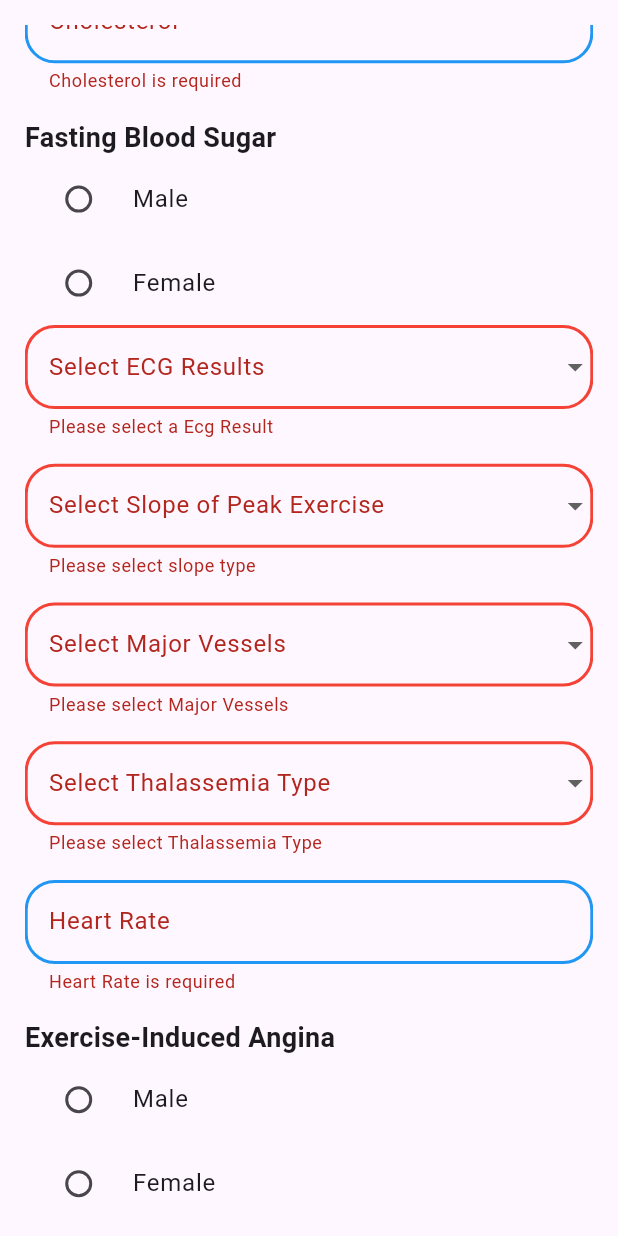
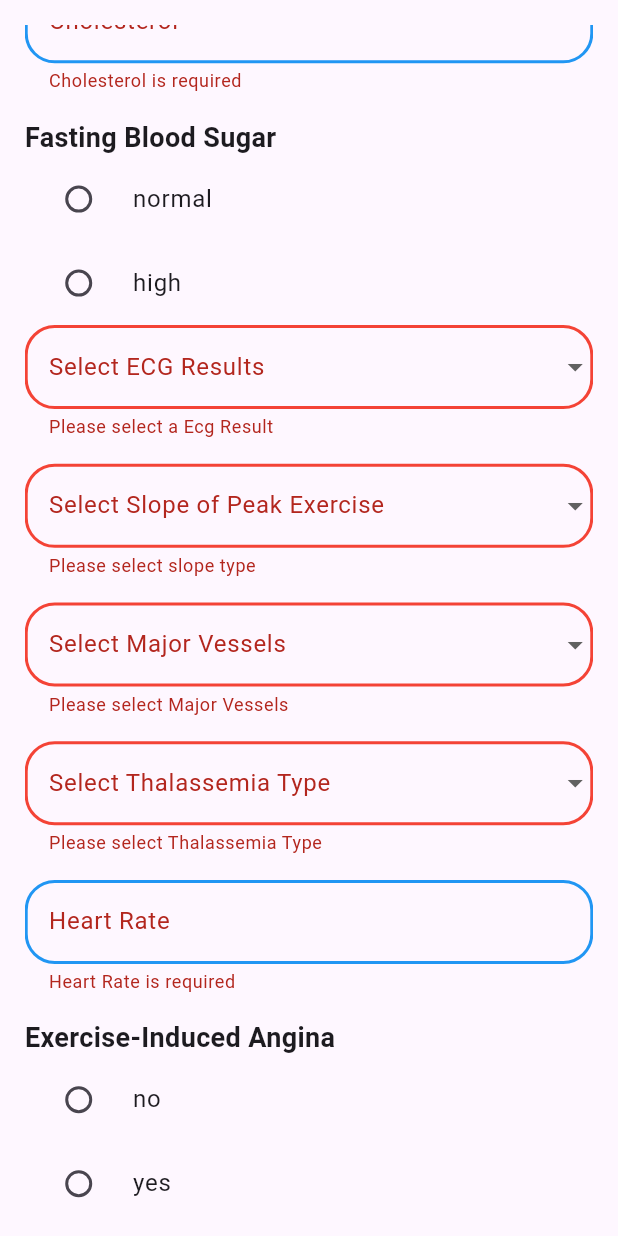
Before and after one commit to Muhammad-Hassan-Developer/HeartPredict, a Flutter app: the FormScreen screen opened directly, scrolled down 706 dp, after a tap on "Predict", on a phone screen of 412 x 824 dp. Run offline on Flutter 3.47's test engine with Material 3 defaults, Android fonts, the phone set to English and light mode, and no system bars.

Commit message:
prediction output result testing done with form submission by post api ,but remaining form validation and form ui optimization

```diff
--- a/lib/views/form_screen.dart
+++ b/lib/views/form_screen.dart
@@ -1,8 +1,10 @@
 import 'package:flutter/material.dart';
-import 'package:heart_prediction/views/patient_records_screen.dart';
+import 'package:heart_prediction/views/prediction_screen.dart';
 import 'package:heart_prediction/views/ui_helper/color.dart';
 import 'package:heart_prediction/views/ui_helper/common_button.dart';
 import 'package:heart_prediction/views/ui_helper/common_textFormField.dart';
+
+import '../apis/basic/all_apis/all_apis.dart';
 
 class FormScreen extends StatefulWidget {
   const FormScreen({super.key});
@@ -27,31 +29,22 @@ class _FormScreenState extends State<FormScreen> {
   String? selectedGender; // No default selected
   int? selectedGenderValue; // to store mapped value (1 or 0)
   // map for gender
-  Map<String, int> genderMap = {
-    'Male': 1,
-    'Female': 0,
-  };
+  Map<String, int> genderMap = {'Male': 1, 'Female': 0};
   // fasting sugar
   List<String> fastingSugarList = ['normal', 'high'];
-  String? selectedFastingSugar ;
+  String? selectedFastingSugar;
   int? selectedFastingSugarValue;
-  Map<String, int> fastingSugarMap = {
-    'normal': 0,
-    'high': 1,
-  };
+  Map<String, int> fastingSugarMap = {'normal': 0, 'high': 1};
   // exercise-induced angina
   List<String> anginaList = ['no', 'yes'];
-  String? selectedAngina ;
-  int? selectedAnginaValue ;
-  Map<String, int> anginaMap = {
-    'No': 0,
-    'Yes':1,
-  };
+  String? selectedAngina;
+  int? selectedAnginaValue;
+  Map<String, int> anginaMap = {'No': 0, 'Yes': 1};
 
   // lists for the dropdown menu
   // chest pain
-  String? selectedChestPain;         // For storing dropdown label
-  int? selectedChestPainValue;       // For storing mapped int value
+  String? selectedChestPain; // For storing dropdown label
+  int? selectedChestPainValue; // For storing mapped int value
   // map for chest pain
   Map<String, int> chestPainMap = {
     "Typical Angina": 0,
@@ -60,7 +53,7 @@ class _FormScreenState extends State<FormScreen> {
     "Asymptomatic": 3,
   };
   // Ecg Results
-  String? selectedEcgResults ;
+  String? selectedEcgResults;
   int? selectedEcgResultValue;
   Map<String, int> ecgResultsMap = {
     'Normal': 0,
@@ -94,8 +87,6 @@ class _FormScreenState extends State<FormScreen> {
     'Reversible defect': 3,
   };
 
-
-
   @override
   Widget build(BuildContext context) {
     double screenWidth = MediaQuery.of(context).size.width;
@@ -118,7 +109,7 @@ class _FormScreenState extends State<FormScreen> {
                   //From Submission Container
                   Container(
                     height: screenHeight * 0.08,
-                    width: screenWidth*0.80,
+                    width: screenWidth * 0.80,
                     decoration: BoxDecoration(
                       borderRadius: BorderRadius.circular(10),
                       color: AppColors.lightGreen,
@@ -173,7 +164,9 @@ class _FormScreenState extends State<FormScreen> {
                           validation: (value) {
                             if (value == null || value.isEmpty) {
                               return 'CNIC is required';
-                            } else if (!RegExp(r'^\d{5}-\d{7}-\d{1}$').hasMatch(value)) {
+                            } else if (!RegExp(
+                              r'^\d{5}-\d{7}-\d{1}$',
+                            ).hasMatch(value)) {
                               return 'Enter CNIC in format: #####-#######-#';
                             }
                             return null;
@@ -199,11 +192,12 @@ class _FormScreenState extends State<FormScreen> {
                                 onChanged: (value) {
                                   setState(() {
                                     selectedGender = value;
-                                  selectedGenderValue = genderMap[value!]; // 🎯 mapped int value
+                                    selectedGenderValue =
+                                        genderMap[value!]; // 🎯 mapped int value
                                   });
                                 },
                               );
-                          }).toList(),
+                            }),
                           ],
                         ),
 
@@ -213,20 +207,30 @@ class _FormScreenState extends State<FormScreen> {
                           decoration: InputDecoration(
                             labelText: "Select Chest Pain",
                             enabledBorder: OutlineInputBorder(
-                            borderSide: BorderSide(color: AppColors.lightGreen, width: 2),
+                              borderSide: BorderSide(
+                                color: AppColors.lightGreen,
+                                width: 2,
+                              ),
                               borderRadius: BorderRadius.circular(20),
                             ),
                             focusedBorder: OutlineInputBorder(
-                            borderSide: BorderSide(color: AppColors.lightGreen, width: 2),
+                              borderSide: BorderSide(
+                                color: AppColors.lightGreen,
+                                width: 2,
+                              ),
                               borderRadius: BorderRadius.circular(20),
                             ),
                             errorBorder: OutlineInputBorder(
-                            borderSide: BorderSide(color: Colors.red, width: 2),
+                              borderSide: BorderSide(
+                                color: Colors.red,
+                                width: 2,
+                              ),
                               borderRadius: BorderRadius.circular(20),
                             ),
                           ),
                           value: selectedChestPain,
-                        items: chestPainMap.keys.map((String chestPainType) {
+                          items:
+                              chestPainMap.keys.map((String chestPainType) {
                                 return DropdownMenuItem<String>(
                                   value: chestPainType,
                                   child: Text(chestPainType),
@@ -235,7 +239,8 @@ class _FormScreenState extends State<FormScreen> {
                           onChanged: (String? newValue) {
                             setState(() {
                               selectedChestPain = newValue; // 💾 Save label
-                            selectedChestPainValue = chestPainMap[newValue]; // 💾 Save mapped value
+                              selectedChestPainValue =
+                                  chestPainMap[newValue]; // 💾 Save mapped value
                             });
                           },
                           validator: (value) {
@@ -302,19 +307,20 @@ class _FormScreenState extends State<FormScreen> {
                                 fontWeight: FontWeight.bold,
                               ),
                             ),
-                            ...gendersList.map((fastingSugarList) {
+                            ...fastingSugarList.map((fastingSugar) {
                               return RadioListTile<String>(
-                                title: Text(fastingSugarList),
-                                value: fastingSugarList,
+                                title: Text(fastingSugar),
+                                value: fastingSugar,
                                 groupValue: selectedFastingSugar,
                                 onChanged: (value) {
                                   setState(() {
                                     selectedFastingSugar = value;
-                                    selectedFastingSugarValue = fastingSugarMap[value!]; // 🎯 mapped int value
+                                    selectedFastingSugarValue =
+                                        fastingSugarMap[value!]; // 🎯 mapped int value
                                   });
                                 },
                               );
-                            }).toList(),
+                            }),
                           ],
                         ),
                         //ECG Results
@@ -322,20 +328,30 @@ class _FormScreenState extends State<FormScreen> {
                           decoration: InputDecoration(
                             labelText: "Select ECG Results",
                             enabledBorder: OutlineInputBorder(
-                              borderSide: BorderSide(color: AppColors.lightGreen, width: 2),
+                              borderSide: BorderSide(
+                                color: AppColors.lightGreen,
+                                width: 2,
+                              ),
                               borderRadius: BorderRadius.circular(20),
                             ),
                             focusedBorder: OutlineInputBorder(
-                              borderSide: BorderSide(color: AppColors.lightGreen, width: 2),
+                              borderSide: BorderSide(
+                                color: AppColors.lightGreen,
+                                width: 2,
+                              ),
                               borderRadius: BorderRadius.circular(20),
                             ),
                             errorBorder: OutlineInputBorder(
-                              borderSide: BorderSide(color: Colors.red, width: 2),
+                              borderSide: BorderSide(
+                                color: Colors.red,
+                                width: 2,
+                              ),
                               borderRadius: BorderRadius.circular(20),
                             ),
                           ),
                           value: selectedEcgResults,
-                          items: ecgResultsMap.keys.map((String ecgResult) {
+                          items:
+                              ecgResultsMap.keys.map((String ecgResult) {
                                 return DropdownMenuItem<String>(
                                   value: ecgResult,
                                   child: Text(ecgResult),
@@ -343,8 +359,9 @@ class _FormScreenState extends State<FormScreen> {
                               }).toList(),
                           onChanged: (String? newValue) {
                             setState(() {
-                              selectedChestPain = newValue; // 💾 Save label
-                              selectedChestPainValue = ecgResultsMap[newValue]; // 💾 Save mapped value
+                              selectedEcgResults = newValue; // 💾 Save label
+                              selectedEcgResultValue =
+                                  ecgResultsMap[newValue]; // 💾 Save mapped value
                             });
                           },
                           validator: (value) {
@@ -360,20 +377,30 @@ class _FormScreenState extends State<FormScreen> {
                           decoration: InputDecoration(
                             labelText: "Select Slope of Peak Exercise",
                             enabledBorder: OutlineInputBorder(
-                              borderSide: BorderSide(color: AppColors.lightGreen, width: 2),
+                              borderSide: BorderSide(
+                                color: AppColors.lightGreen,
+                                width: 2,
+                              ),
                               borderRadius: BorderRadius.circular(20),
                             ),
                             focusedBorder: OutlineInputBorder(
-                              borderSide: BorderSide(color: AppColors.lightGreen, width: 2),
+                              borderSide: BorderSide(
+                                color: AppColors.lightGreen,
+                                width: 2,
+                              ),
                               borderRadius: BorderRadius.circular(20),
                             ),
                             errorBorder: OutlineInputBorder(
-                              borderSide: BorderSide(color: Colors.red, width: 2),
+                              borderSide: BorderSide(
+                                color: Colors.red,
+                                width: 2,
+                              ),
                               borderRadius: BorderRadius.circular(20),
                             ),
                           ),
                           value: selectedSlopOfPeakExercise,
-                          items: slopOfPeakExerciseMap.keys.map((String slop) {
+                          items:
+                              slopOfPeakExerciseMap.keys.map((String slop) {
                                 return DropdownMenuItem<String>(
                                   value: slop,
                                   child: Text(slop),
@@ -381,8 +408,10 @@ class _FormScreenState extends State<FormScreen> {
                               }).toList(),
                           onChanged: (String? newValue) {
                             setState(() {
-                              selectedSlopOfPeakExercise = newValue; // 💾 Save label
-                              selectedSlopOfPeakExerciseValue = slopOfPeakExerciseMap[newValue]; // 💾 Save mapped value
+                              selectedSlopOfPeakExercise =
+                                  newValue; // 💾 Save label
+                              selectedSlopOfPeakExerciseValue =
+                                  slopOfPeakExerciseMap[newValue]; // 💾 Save mapped value
                             });
                           },
                           validator: (value) {
@@ -399,20 +428,32 @@ class _FormScreenState extends State<FormScreen> {
                           decoration: InputDecoration(
                             labelText: "Select Major Vessels",
                             enabledBorder: OutlineInputBorder(
-                              borderSide: BorderSide(color: AppColors.lightGreen, width: 2),
+                              borderSide: BorderSide(
+                                color: AppColors.lightGreen,
+                                width: 2,
+                              ),
                               borderRadius: BorderRadius.circular(20),
                             ),
                             focusedBorder: OutlineInputBorder(
-                              borderSide: BorderSide(color: AppColors.lightGreen, width: 2),
+                              borderSide: BorderSide(
+                                color: AppColors.lightGreen,
+                                width: 2,
+                              ),
                               borderRadius: BorderRadius.circular(20),
                             ),
                             errorBorder: OutlineInputBorder(
-                              borderSide: BorderSide(color: Colors.red, width: 2),
+                              borderSide: BorderSide(
+                                color: Colors.red,
+                                width: 2,
+                              ),
                               borderRadius: BorderRadius.circular(20),
                             ),
                           ),
                           value: selectedMajorLargeVessels,
-                          items: majorLargeVesselsMap.keys.map((String majorVessels) {
+                          items:
+                              majorLargeVesselsMap.keys.map((
+                                String majorVessels,
+                              ) {
                                 return DropdownMenuItem<String>(
                                   value: majorVessels,
                                   child: Text(majorVessels),
@@ -420,8 +461,10 @@ class _FormScreenState extends State<FormScreen> {
                               }).toList(),
                           onChanged: (String? newValue) {
                             setState(() {
-                              selectedMajorLargeVessels = newValue; // 💾 Save label
-                              selectedMajorLargeVesselsValue = majorLargeVesselsMap[newValue]; // 💾 Save mapped value
+                              selectedMajorLargeVessels =
+                                  newValue; // 💾 Save label
+                              selectedMajorLargeVesselsValue =
+                                  majorLargeVesselsMap[newValue]; // 💾 Save mapped value
                             });
                           },
                           validator: (value) {
@@ -438,20 +481,30 @@ class _FormScreenState extends State<FormScreen> {
                           decoration: InputDecoration(
                             labelText: "Select Thalassemia Type",
                             enabledBorder: OutlineInputBorder(
-                              borderSide: BorderSide(color: AppColors.lightGreen, width: 2),
+                              borderSide: BorderSide(
+                                color: AppColors.lightGreen,
+                                width: 2,
+                              ),
                               borderRadius: BorderRadius.circular(20),
                             ),
                             focusedBorder: OutlineInputBorder(
-                              borderSide: BorderSide(color: AppColors.lightGreen, width: 2),
+                              borderSide: BorderSide(
+                                color: AppColors.lightGreen,
+                                width: 2,
+                              ),
                               borderRadius: BorderRadius.circular(20),
                             ),
                             errorBorder: OutlineInputBorder(
-                              borderSide: BorderSide(color: Colors.red, width: 2),
+                              borderSide: BorderSide(
+                                color: Colors.red,
+                                width: 2,
+                              ),
                               borderRadius: BorderRadius.circular(20),
                             ),
                           ),
                           value: selectedThalassemiaType,
-                          items: thalassemiaTypeMap.keys.map((String thalassemia) {
+                          items:
+                              thalassemiaTypeMap.keys.map((String thalassemia) {
                                 return DropdownMenuItem<String>(
                                   value: thalassemia,
                                   child: Text(thalassemia),
@@ -459,8 +512,10 @@ class _FormScreenState extends State<FormScreen> {
                               }).toList(),
                           onChanged: (String? newValue) {
                             setState(() {
-                              selectedThalassemiaType = newValue; // 💾 Save label
-                              selectedThalassemiaTypeValue = thalassemiaTypeMap[newValue]; // 💾 Save mapped value
+                              selectedThalassemiaType =
+                                  newValue; // 💾 Save label
+                              selectedThalassemiaTypeValue =
+                                  thalassemiaTypeMap[newValue]; // 💾 Save mapped value
                             });
                           },
                           validator: (value) {
@@ -505,7 +560,7 @@ class _FormScreenState extends State<FormScreen> {
                                 fontWeight: FontWeight.bold,
                               ),
                             ),
-                            ...gendersList.map((angina) {
+                            ...anginaList.map((angina) {
                               return RadioListTile<String>(
                                 title: Text(angina),
                                 value: angina,
@@ -513,11 +568,12 @@ class _FormScreenState extends State<FormScreen> {
                                 onChanged: (value) {
                                   setState(() {
                                     selectedAngina = value;
-                                    selectedAnginaValue = anginaMap[value!]; // 🎯 mapped int value
+                                    selectedAnginaValue =
+                                        anginaMap[value!]; // 🎯 mapped int value
                                   });
                                 },
                               );
-                            }).toList(),
+                            }),
                           ],
                         ),
                         SizedBox(height: screenHeight * 0.02),
@@ -548,34 +604,65 @@ class _FormScreenState extends State<FormScreen> {
                           buttonText: 'Predict',
                           buttonHeight: 0.08,
                           buttonWidth: 0.80,
-                      onTap: () {
-                        if(_formKey.currentState!.validate()){
+                          onTap: () async {
+                            if (_formKey.currentState!.validate()) {
+                              final Map<String, double> data = {
+                                "age": double.tryParse(patientAge.text) ?? 0.0,
+                                "sex": selectedGenderValue?.toDouble() ?? 0.0,
+                                "cp": selectedChestPainValue?.toDouble() ?? 0.0,
+                                "trestbps":
+                                    double.tryParse(
+                                      patientBloodPressure.text,
+                                    ) ??
+                                    0.0,
+                                "chol":
+                                    double.tryParse(patientCholesterol.text) ??
+                                    0.0,
+                                "fbs":
+                                    selectedFastingSugarValue?.toDouble() ??
+                                    0.0,
+                                "restecg":
+                                    selectedEcgResultValue?.toDouble() ?? 0.0,
+                                "thalach":
+                                    double.tryParse(patientHeartRate.text) ??
+                                    0.0,
+                                "exang": selectedAnginaValue?.toDouble() ?? 0.0,
+                                "oldpeak":
+                                    double.tryParse(patientDepression.text) ??
+                                    0.0,
+                                "slope":
+                                    selectedSlopOfPeakExerciseValue
+                                        ?.toDouble() ??
+                                    0.0,
+                                "ca":
+                                    selectedMajorLargeVesselsValue
+                                        ?.toDouble() ??
+                                    0.0,
+                                "thal":
+                                    selectedThalassemiaTypeValue?.toDouble() ??
+                                    0.0,
+                              };
+
+                              String predictionResult =
+                                  await AllApis.predictHeartDiseaseApi(data);
+
+                              final String finalResult =
+                                  predictionResult == '1'
+                                      ? 'Yes, the patient has heart disease.'
+                                      : 'No, the patient does not have heart disease.';
                               Navigator.push(
                                 context,
-                            MaterialPageRoute(builder: (context) => PatientRecordsScreen()), // ✅ Fixed
+                                MaterialPageRoute(
+                                  builder:
+                                      (context) => PredictionScreen(
+                                        predictionResult: finalResult,
+                                      ),
+                                ),
                               );
-                          final Map<String, double> data = {
-                            "age": double.tryParse(patientAge.text) ?? 0.0,
-
-                            "sex": selectedGenderValue?.toDouble() ?? 0.0,
-                            "cp": selectedChestPainValue?.toDouble() ?? 0.0,
-                            "trestbps": double.tryParse(patientBloodPressure.text) ?? 0.0,
-                            "chol": double.tryParse(patientCholesterol.text) ?? 0.0,
-                            "fbs": selectedFastingSugarValue?.toDouble() ?? 0.0,
-                            "restecg": selectedEcgResultValue?.toDouble() ?? 0.0,
-                            "thalach": double.tryParse(patientHeartRate.text) ?? 0.0,
-                            "exang": selectedAnginaValue?.toDouble()??0.0,
-                            "oldpeak": double.tryParse(patientDepression.text) ?? 0.0,
-                            "slope": selectedSlopOfPeakExerciseValue?.toDouble()??0.0,
-                            "ca": selectedMajorLargeVesselsValue?.toDouble()??0.0,
-                            "thal": selectedThalassemiaTypeValue?.toDouble()?? 0.0
-                          };
                             }
-
                           },
                         ),
                         SizedBox(height: screenHeight * 0.02),
-
                       ],
                     ),
                   ),
--- a/lib/views/patient_records_screen.dart
+++ b/lib/views/patient_records_screen.dart
@@ -1,5 +1,6 @@
 import 'package:flutter/material.dart';
 class PatientRecordsScreen extends StatefulWidget {
+
   const PatientRecordsScreen({super.key});
 
   @override
```
Also changed, not shown: lib/apis/basic/all_apis/all_apis.dart (+16 -16 lines), lib/views/prediction_screen.dart (+14 -20 lines), 2 other files. Lines whose indentation alone changed are shown as unchanged.
